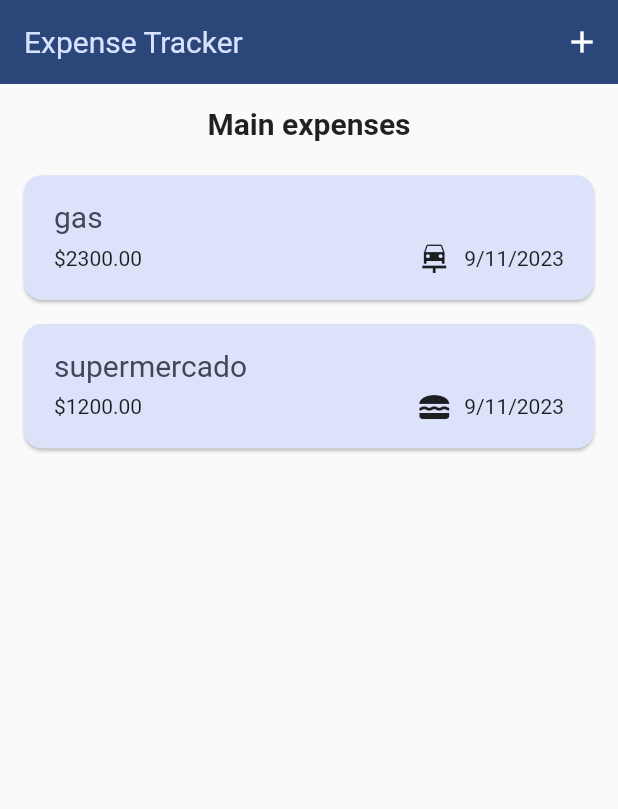
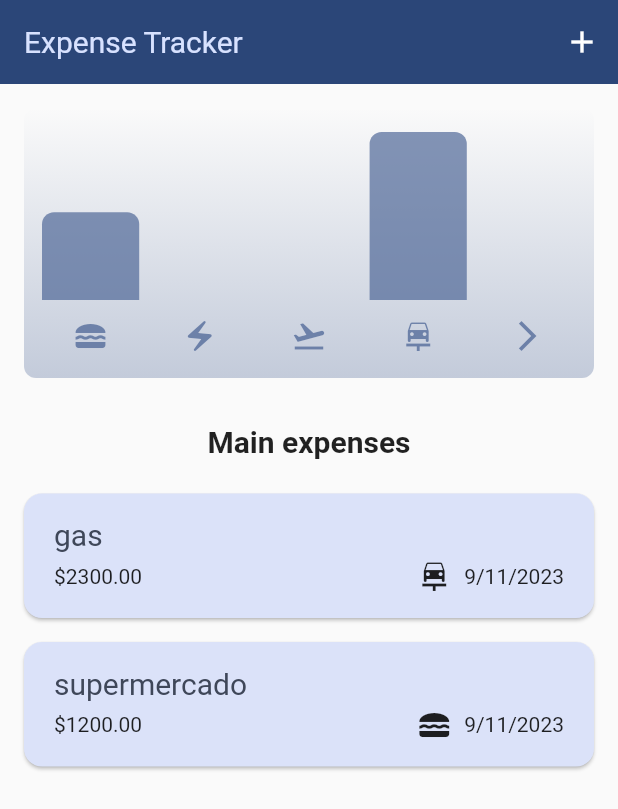
Before and after one commit to luisfnan/Expenses_app, a Flutter app: the screen it shows after launch, on a phone screen of 412 x 824 dp. Shown: the top 809 px of the screen. Run offline on Flutter 3.47's test engine with Material 2 defaults, Android fonts, the phone set to English and light mode, and no system bars; missing offline and left inert: dart:ffi.

Commit message:
chart added to the top

```diff
--- a/lib/entities/expense.dart
+++ b/lib/entities/expense.dart
@@ -5,9 +5,7 @@ import 'package:intl/intl.dart';
 const uuid = Uuid();
 final formatter = DateFormat.yMd();
 
-
 class Expense {
-
   Expense({
     required this.title,
     required this.amount,
@@ -25,3 +23,25 @@ class Expense {
     return formatter.format(date);
   }
 }
+
+class ExpenseBucket {
+  ExpenseBucket({required this.category, required this.expenses});
+
+  ExpenseBucket.forCategory(List<Expense> allExpenses, this.category)
+      : expenses = allExpenses
+            .where((expense) => expense.category == category)
+            .toList();
+
+  final Category category;
+  final List<Expense> expenses;
+
+  double get totalExpenses {
+    double sum = 0;
+
+    for (final expense in expenses) {
+      sum += expense.amount;
+    }
+
+    return sum;
+  }
+}
--- /dev/null
+++ b/lib/widgets/chart/chart.dart
@@ -0,0 +1,96 @@
+import 'package:flutter/material.dart';
+import '../../entities/category.dart';
+import '../../entities/expense.dart';
+import 'chart_bar.dart';
+
+class Chart extends StatelessWidget {
+  const Chart({super.key, required this.expenses});
+
+  final List<Expense> expenses;
+
+  List<ExpenseBucket> get buckets {
+    return [
+      ExpenseBucket.forCategory(expenses, Category.food),
+      ExpenseBucket.forCategory(expenses, Category.electricity),
+      ExpenseBucket.forCategory(expenses, Category.travel),
+      ExpenseBucket.forCategory(expenses, Category.car),
+      ExpenseBucket.forCategory(expenses, Category.other),
+    ];
+  }
+
+  double get maxTotalExpense {
+    double maxTotalExpense = 0;
+
+    for (final bucket in buckets) {
+      if (bucket.totalExpenses > maxTotalExpense) {
+        maxTotalExpense = bucket.totalExpenses;
+      }
+    }
+
+    return maxTotalExpense;
+  }
+
+  @override
+  Widget build(BuildContext context) {
+    final isDarkMode =
+        MediaQuery.of(context).platformBrightness == Brightness.dark;
+    return Container(
+      margin: const EdgeInsets.all(16),
+      padding: const EdgeInsets.symmetric(
+        vertical: 16,
+        horizontal: 8,
+      ),
+      width: double.infinity,
+      height: 180,
+      decoration: BoxDecoration(
+        borderRadius: BorderRadius.circular(8),
+        gradient: LinearGradient(
+          colors: [
+            Theme.of(context).colorScheme.primary.withOpacity(0.3),
+            Theme.of(context).colorScheme.primary.withOpacity(0.0)
+          ],
+          begin: Alignment.bottomCenter,
+          end: Alignment.topCenter,
+        ),
+      ),
+      child: Column(
+        children: [
+          Expanded(
+            child: Row(
+              crossAxisAlignment: CrossAxisAlignment.end,
+              children: [
+                for (final bucket in buckets)
+                  ChartBar(
+                    fill: bucket.totalExpenses == 0
+                        ? 0
+                        : bucket.totalExpenses / maxTotalExpense,
+                  )
+              ],
+            ),
+          ),
+          const SizedBox(height: 12),
+          Row(
+            children: buckets
+                .map(
+                  (bucket) => Expanded(
+                    child: Padding(
+                      padding: const EdgeInsets.symmetric(horizontal: 4),
+                      child: Icon(
+                        categoryIcons[bucket.category],
+                        color: isDarkMode
+                            ? Theme.of(context).colorScheme.secondary
+                            : Theme.of(context)
+                                .colorScheme
+                                .primary
+                                .withOpacity(0.7),
+                      ),
+                    ),
+                  ),
+                )
+                .toList(),
+          )
+        ],
+      ),
+    );
+  }
+}
--- /dev/null
+++ b/lib/widgets/chart/chart_bar.dart
@@ -0,0 +1,34 @@
+import 'package:flutter/material.dart';
+
+class ChartBar extends StatelessWidget {
+  const ChartBar({
+    super.key,
+    required this.fill,
+  });
+
+  final double fill;
+
+  @override
+  Widget build(BuildContext context) {
+    final isDarkMode =
+        MediaQuery.of(context).platformBrightness == Brightness.dark;
+    return Expanded(
+      child: Padding(
+        padding: const EdgeInsets.symmetric(horizontal: 4),
+        child: FractionallySizedBox(
+          heightFactor: fill,
+          child: DecoratedBox(
+            decoration: BoxDecoration(
+              shape: BoxShape.rectangle,
+              borderRadius:
+              const BorderRadius.vertical(top: Radius.circular(8)),
+              color: isDarkMode
+                  ? Theme.of(context).colorScheme.secondary
+                  : Theme.of(context).colorScheme.primary.withOpacity(0.65),
+            ),
+          ),
+        ),
+      ),
+    );
+  }
+}
--- a/lib/widgets/expenses.dart
+++ b/lib/widgets/expenses.dart
@@ -1,4 +1,5 @@
 import 'package:expense_tracker/entities/category.dart';
+import 'package:expense_tracker/widgets/chart/chart.dart';
 import 'package:flutter/material.dart';
 import '../entities/expense.dart';
 import 'expenses_list/expenses_list.dart';
@@ -47,7 +48,8 @@ class _ExpensesState extends State<Expenses> {
     ScaffoldMessenger.of(context).showSnackBar(
       SnackBar(
         action: SnackBarAction(
-            label: 'Undo',
+          textColor: Colors.blue,
+            label: 'Udo',
             onPressed: () {
               setState(() {
                 _registerExpenses.insert(idx, expense);
@@ -73,11 +75,15 @@ class _ExpensesState extends State<Expenses> {
       ),
       body: Column(
         children: [
+          Chart(expenses: _registerExpenses),
           Container(
             margin: const EdgeInsets.all(15),
             child: const Text(
               'Main expenses',
-              style: TextStyle(fontSize: 20, fontWeight: FontWeight.bold,),
+              style: TextStyle(
+                fontSize: 20,
+                fontWeight: FontWeight.bold,
+              ),
             ),
           ),
           Expanded(
```
